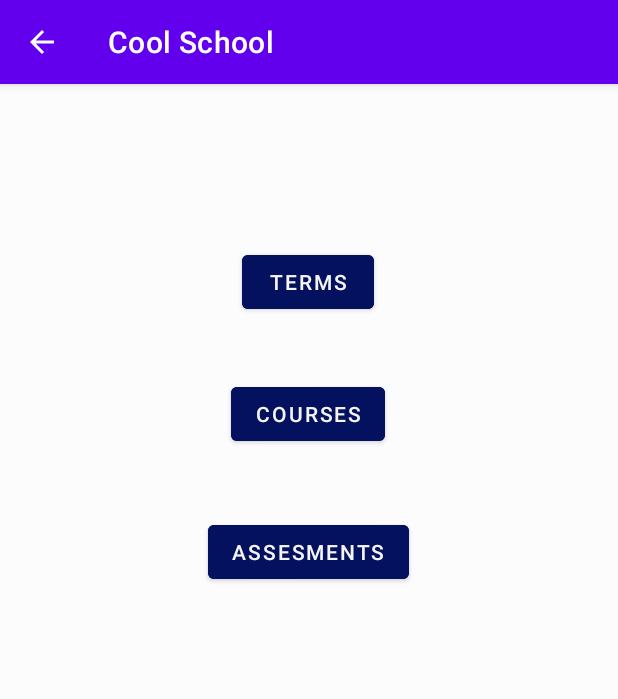
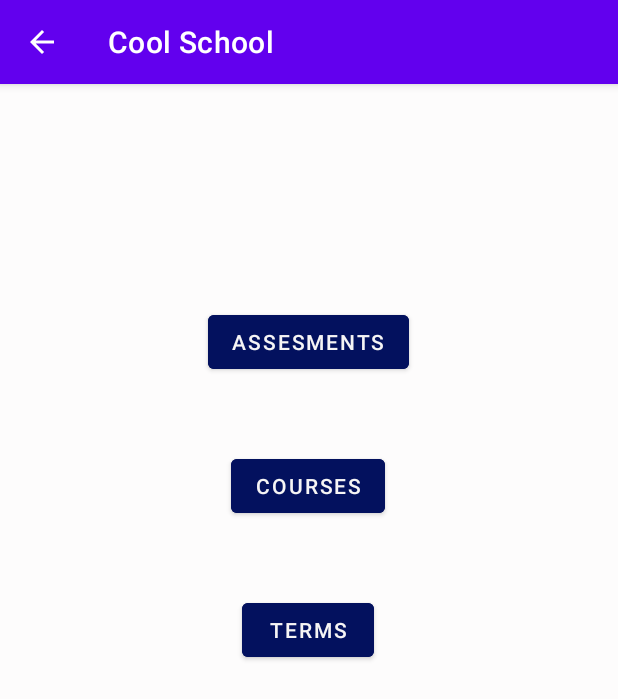
Before and after one commit to AlphaMOVG/CoolSchoolApp, an Android app: the SelectScreen screen opened directly, with no data from a screen before it, on a phone screen of 412 x 824 dp. Shown: the top 699 px of the screen. Run offline under Robolectric (Android 15) with nearby library versions, the phone set to English and light mode, and no system bars.

Commit message:
commit 7.3

```diff
--- a/app/src/main/java/android/CoolSchool/UI/AssessmentDetails.java
+++ b/app/src/main/java/android/CoolSchool/UI/AssessmentDetails.java
@@ -26,7 +26,7 @@ public class AssessmentDetails extends AppCompatActivity {
         editAssessmentNameTxt = findViewById(R.id.assessmentNameTxt);
         editAssessmentDatePicker = findViewById(R.id.assessmentDatePicker);
         editRadioBtnGroup = findViewById(R.id.radioBtnGroup);
-        id = getIntent().getIntExtra("id", -1);
+        id = getIntent().getIntExtra("id", 0);
         name = getIntent().getStringExtra("name");
         date = getIntent().getStringExtra("date");
         type = getIntent().getStringExtra("type");
--- a/app/src/main/res/layout/activity_assessment_details.xml
+++ b/app/src/main/res/layout/activity_assessment_details.xml
@@ -58,6 +58,7 @@
             android:id="@+id/assessmentIDTxt"
             android:layout_width="273dp"
             android:layout_height="match_parent"
+            android:editable="false"
             android:hint="Assessment ID"
             android:textColor="#FCFDFF"
             android:textColorHighlight="#091970"
--- a/app/src/main/res/layout/activity_course_details.xml
+++ b/app/src/main/res/layout/activity_course_details.xml
@@ -33,6 +33,7 @@
             android:id="@+id/courseIDTxt"
             android:layout_width="208dp"
             android:layout_height="match_parent"
+            android:editable="false"
             android:hint="Course ID"
             android:textColor="#FDFEFF" />
     </com.google.android.material.textfield.TextInputLayout>
--- a/app/src/main/res/layout/activity_select_screen.xml
+++ b/app/src/main/res/layout/activity_select_screen.xml
@@ -11,7 +11,7 @@
         android:id="@+id/button"
         android:layout_width="wrap_content"
         android:layout_height="wrap_content"
-        android:layout_marginTop="108dp"
+        android:layout_marginTop="340dp"
         android:backgroundTint="#03115E"
         android:onClick="termsButton"
         android:text="Terms"
@@ -25,7 +25,7 @@
         android:id="@+id/button2"
         android:layout_width="wrap_content"
         android:layout_height="wrap_content"
-        android:layout_marginTop="40dp"
+        android:layout_marginTop="244dp"
         android:backgroundTint="#03115E"
         android:onClick="coursesButton"
         android:text="Courses"
@@ -33,13 +33,13 @@
         app:layout_constraintEnd_toEndOf="parent"
         app:layout_constraintHorizontal_bias="0.498"
         app:layout_constraintStart_toStartOf="parent"
-        app:layout_constraintTop_toBottomOf="@+id/button" />
+        app:layout_constraintTop_toTopOf="parent" />
 
     <Button
         android:id="@+id/button3"
         android:layout_width="wrap_content"
         android:layout_height="wrap_content"
-        android:layout_marginTop="44dp"
+        android:layout_marginTop="148dp"
         android:backgroundTint="#03115E"
         android:onClick="assessmentsButton"
         android:text="Assesments"
@@ -47,5 +47,5 @@
         app:layout_constraintEnd_toEndOf="parent"
         app:layout_constraintHorizontal_bias="0.498"
         app:layout_constraintStart_toStartOf="parent"
-        app:layout_constraintTop_toBottomOf="@+id/button2" />
+        app:layout_constraintTop_toTopOf="parent" />
 </androidx.constraintlayout.widget.ConstraintLayout>
--- a/app/src/main/res/layout/activity_term_details.xml
+++ b/app/src/main/res/layout/activity_term_details.xml
@@ -34,6 +34,7 @@
             android:id="@+id/termIDTxt"
             android:layout_width="278dp"
             android:layout_height="62dp"
+            android:editable="false"
             android:hint="Term ID"
             android:textColor="#FBFAFA" />
     </com.google.android.material.textfield.TextInputLayout>
```
